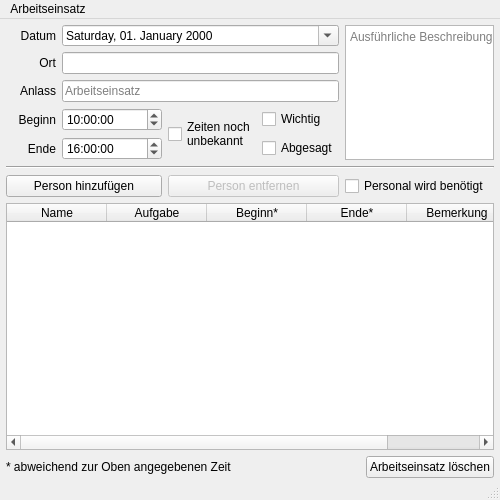
This is Programm/epl_gui/activitywindow.ui in philjosch/Einsatzplaner as Qt 5 draws it before an edit. The edited form follows.
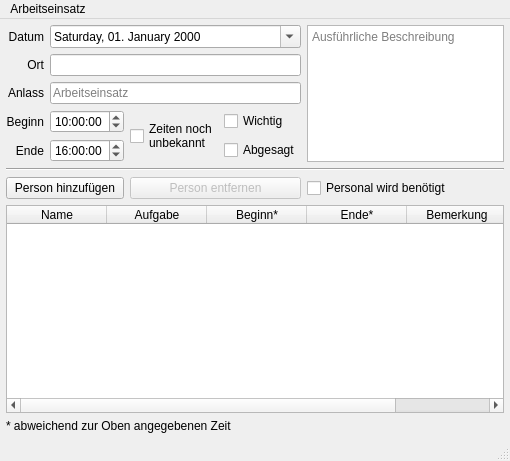
This is the edited form.

Commit message:
Fenster optimiert
Die Zwischenräume der Fenster wurden teilweise wieder auf Werkseinstellungen zurückgesetzt und die Konfiguration mehr auf Standardwerte umgestellt.

Diff of the .ui file:
```diff
--- a/Programm/epl_gui/activitywindow.ui
+++ b/Programm/epl_gui/activitywindow.ui
@@ -6,16 +6,10 @@
    <rect>
     <x>0</x>
     <y>0</y>
-    <width>500</width>
-    <height>500</height>
+    <width>510</width>
+    <height>461</height>
    </rect>
   </property>
-  <property name="minimumSize">
-   <size>
-    <width>495</width>
-    <height>400</height>
-   </size>
-  </property>
   <property name="windowTitle">
    <string>MainWindow</string>
   </property>
@@ -23,7 +17,7 @@
    <bool>true</bool>
   </property>
   <widget class="QWidget" name="centralwidget">
-   <layout class="QGridLayout" name="gridLayout" rowstretch="0,0,0,0,0,0,0,1,0" columnstretch="0,0,0,0,0,1" columnminimumwidth="50,50,50,50,50,0">
+   <layout class="QGridLayout" name="gridLayout" rowstretch="0,0,0,0,0,0,0,0,0" columnstretch="0,0,0,0,0,0">
     <property name="leftMargin">
      <number>6</number>
     </property>
@@ -34,45 +28,15 @@
      <number>6</number>
     </property>
     <property name="bottomMargin">
-     <number>0</number>
-    </property>
-    <property name="spacing">
      <number>6</number>
     </property>
-    <item row="5" column="0" colspan="6">
-     <widget class="Line" name="line_2">
-      <property name="orientation">
-       <enum>Qt::Horizontal</enum>
-      </property>
-     </widget>
-    </item>
-    <item row="3" column="4">
-     <widget class="QCheckBox" name="checkWichtig">
+    <item row="0" column="0">
+     <widget class="QLabel" name="label">
       <property name="text">
-       <string>Wichtig</string>
+       <string>Datum</string>
       </property>
-     </widget>
-    </item>
-    <item row="0" column="5" rowspan="5">
-     <widget class="QPlainTextEdit" name="plainBeschreibung">
-      <property name="sizePolicy">
-       <sizepolicy hsizetype="Expanding" vsizetype="MinimumExpanding">
-        <horstretch>0</horstretch>
-        <verstretch>0</verstretch>
-       </sizepolicy>
-      </property>
-      <property name="sizeAdjustPolicy">
-       <enum>QAbstractScrollArea::AdjustToContentsOnFirstShow</enum>
-      </property>
-      <property name="placeholderText">
-       <string>Ausführliche Beschreibung</string>
-      </property>
-     </widget>
-    </item>
-    <item row="2" column="1" colspan="4">
-     <widget class="QLineEdit" name="lineAnlass">
-      <property name="placeholderText">
-       <string>Arbeitseinsatz</string>
+      <property name="alignment">
+       <set>Qt::AlignRight|Qt::AlignTrailing|Qt::AlignVCenter</set>
       </property>
      </widget>
     </item>
@@ -86,14 +50,15 @@
       </property>
      </widget>
     </item>
+    <item row="8" column="0" colspan="5">
+     <widget class="QLabel" name="label_8">
+      <property name="text">
+       <string>* abweichend zur Oben angegebenen Zeit</string>
+      </property>
+     </widget>
+    </item>
     <item row="4" column="1" colspan="2">
      <widget class="QTimeEdit" name="timeEnde">
-      <property name="maximumSize">
-       <size>
-        <width>120</width>
-        <height>16777215</height>
-       </size>
-      </property>
       <property name="time">
        <time>
         <hour>16</hour>
@@ -103,89 +68,6 @@
       </property>
      </widget>
     </item>
-    <item row="8" column="0" colspan="6">
-     <layout class="QGridLayout" name="gridLayout_2">
-      <property name="leftMargin">
-       <number>0</number>
-      </property>
-      <property name="topMargin">
-       <number>0</number>
-      </property>
-      <property name="rightMargin">
-       <number>0</number>
-      </property>
-      <property name="bottomMargin">
-       <number>0</number>
-      </property>
-      <property name="spacing">
-       <number>6</number>
-      </property>
-      <item row="0" column="1">
-       <spacer name="horizontalSpacer">
-        <property name="orientation">
-         <enum>Qt::Horizontal</enum>
-        </property>
-        <property name="sizeHint" stdset="0">
-         <size>
-          <width>232</width>
-          <height>20</height>
-         </size>
-        </property>
-       </spacer>
-      </item>
-      <item row="0" column="2">
-       <widget class="QPushButton" name="buttonDelete">
-        <property name="text">
-         <string>Arbeitseinsatz löschen</string>
-        </property>
-       </widget>
-      </item>
-      <item row="0" column="0">
-       <widget class="QLabel" name="label_8">
-        <property name="text">
-         <string>* abweichend zur Oben angegebenen Zeit</string>
-        </property>
-       </widget>
-      </item>
-     </layout>
-    </item>
-    <item row="0" column="0">
-     <widget class="QLabel" name="label">
-      <property name="text">
-       <string>Datum</string>
-      </property>
-      <property name="alignment">
-       <set>Qt::AlignRight|Qt::AlignTrailing|Qt::AlignVCenter</set>
-      </property>
-     </widget>
-    </item>
-    <item row="1" column="1" colspan="4">
-     <widget class="QLineEdit" name="lineOrt"/>
-    </item>
-    <item row="3" column="3" rowspan="2">
-     <widget class="QCheckBox" name="checkZeiten">
-      <property name="text">
-       <string>Zeiten noch
-unbekannt</string>
-      </property>
-     </widget>
-    </item>
-    <item row="0" column="1" colspan="4">
-     <widget class="QDateEdit" name="dateDatum">
-      <property name="maximumSize">
-       <size>
-        <width>16777215</width>
-        <height>21</height>
-       </size>
-      </property>
-      <property name="displayFormat">
-       <string>dddd, dd. MMMM yyyy</string>
-      </property>
-      <property name="calendarPopup">
-       <bool>true</bool>
-      </property>
-     </widget>
-    </item>
     <item row="3" column="0">
      <widget class="QLabel" name="label_5">
       <property name="text">
@@ -196,6 +78,30 @@
       </property>
      </widget>
     </item>
+    <item row="3" column="4">
+     <widget class="QCheckBox" name="checkWichtig">
+      <property name="text">
+       <string>Wichtig</string>
+      </property>
+     </widget>
+    </item>
+    <item row="6" column="5">
+     <widget class="QCheckBox" name="checkBoxBenoetigt">
+      <property name="text">
+       <string>Personal wird benötigt</string>
+      </property>
+     </widget>
+    </item>
+    <item row="0" column="5" rowspan="5">
+     <widget class="QPlainTextEdit" name="plainBeschreibung">
+      <property name="sizeAdjustPolicy">
+       <enum>QAbstractScrollArea::AdjustToContentsOnFirstShow</enum>
+      </property>
+      <property name="placeholderText">
+       <string>Ausführliche Beschreibung</string>
+      </property>
+     </widget>
+    </item>
     <item row="4" column="4">
      <widget class="QCheckBox" name="checkAbgesagt">
       <property name="text">
@@ -205,12 +111,6 @@
     </item>
     <item row="3" column="1" colspan="2">
      <widget class="QTimeEdit" name="timeBeginn">
-      <property name="maximumSize">
-       <size>
-        <width>120</width>
-        <height>16777215</height>
-       </size>
-      </property>
       <property name="time">
        <time>
         <hour>10</hour>
@@ -220,22 +120,15 @@
       </property>
      </widget>
     </item>
-    <item row="6" column="5">
-     <widget class="QCheckBox" name="checkBoxBenoetigt">
+    <item row="6" column="0" colspan="3">
+     <widget class="QPushButton" name="buttonInsert">
       <property name="text">
-       <string>Personal wird benötigt</string>
+       <string>Person hinzufügen</string>
       </property>
      </widget>
     </item>
-    <item row="2" column="0">
-     <widget class="QLabel" name="label_3">
-      <property name="text">
-       <string>Anlass</string>
-      </property>
-      <property name="alignment">
-       <set>Qt::AlignRight|Qt::AlignTrailing|Qt::AlignVCenter</set>
-      </property>
-     </widget>
+    <item row="1" column="1" colspan="4">
+     <widget class="QLineEdit" name="lineOrt"/>
     </item>
     <item row="4" column="0">
      <widget class="QLabel" name="label_6">
@@ -247,6 +140,48 @@
       </property>
      </widget>
     </item>
+    <item row="0" column="1" colspan="4">
+     <widget class="QDateEdit" name="dateDatum">
+      <property name="displayFormat">
+       <string>dddd, dd. MMMM yyyy</string>
+      </property>
+      <property name="calendarPopup">
+       <bool>true</bool>
+      </property>
+     </widget>
+    </item>
+    <item row="5" column="0" colspan="6">
+     <widget class="Line" name="line_2">
+      <property name="orientation">
+       <enum>Qt::Horizontal</enum>
+      </property>
+     </widget>
+    </item>
+    <item row="2" column="1" colspan="4">
+     <widget class="QLineEdit" name="lineAnlass">
+      <property name="placeholderText">
+       <string>Arbeitseinsatz</string>
+      </property>
+     </widget>
+    </item>
+    <item row="3" column="3" rowspan="2">
+     <widget class="QCheckBox" name="checkZeiten">
+      <property name="text">
+       <string>Zeiten noch
+unbekannt</string>
+      </property>
+     </widget>
+    </item>
+    <item row="2" column="0">
+     <widget class="QLabel" name="label_3">
+      <property name="text">
+       <string>Anlass</string>
+      </property>
+      <property name="alignment">
+       <set>Qt::AlignRight|Qt::AlignTrailing|Qt::AlignVCenter</set>
+      </property>
+     </widget>
+    </item>
     <item row="7" column="0" colspan="6">
      <widget class="QTableWidget" name="tablePersonen">
       <property name="sortingEnabled">
@@ -295,13 +230,6 @@
       </property>
      </widget>
     </item>
-    <item row="6" column="0" colspan="3">
-     <widget class="QPushButton" name="buttonInsert">
-      <property name="text">
-       <string>Person hinzufügen</string>
-      </property>
-     </widget>
-    </item>
    </layout>
   </widget>
   <widget class="QMenuBar" name="menubar">
```
Left out of the diff: 17 changed lines with no effect on the pictures. The commit also changes 3 other files.
